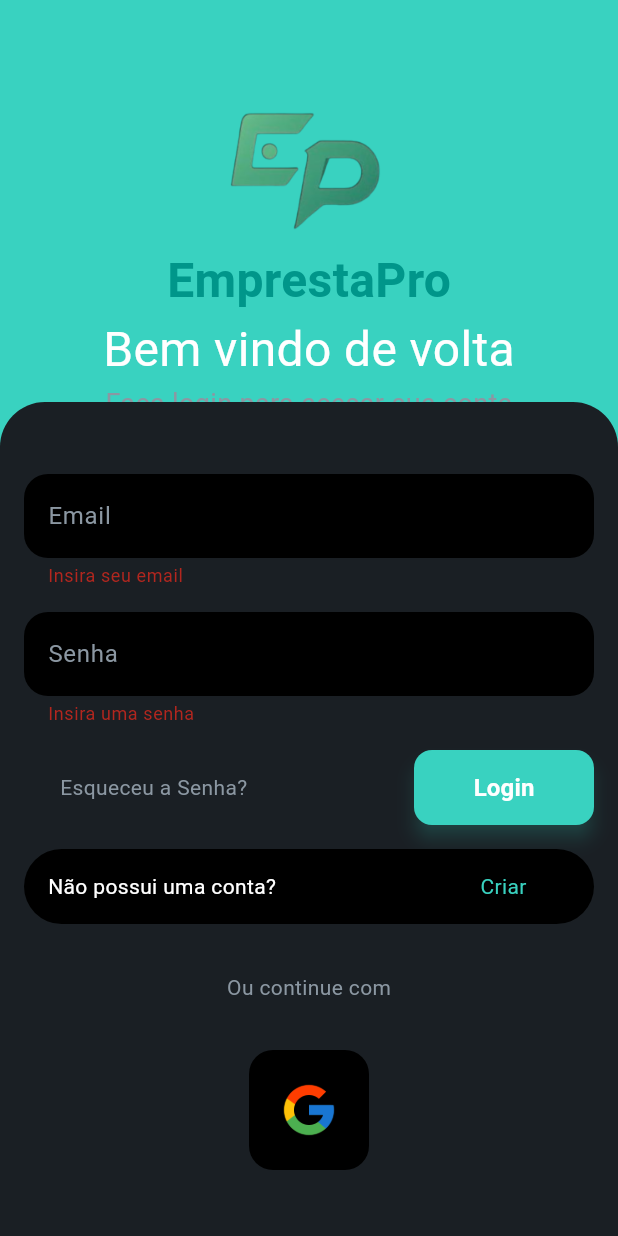
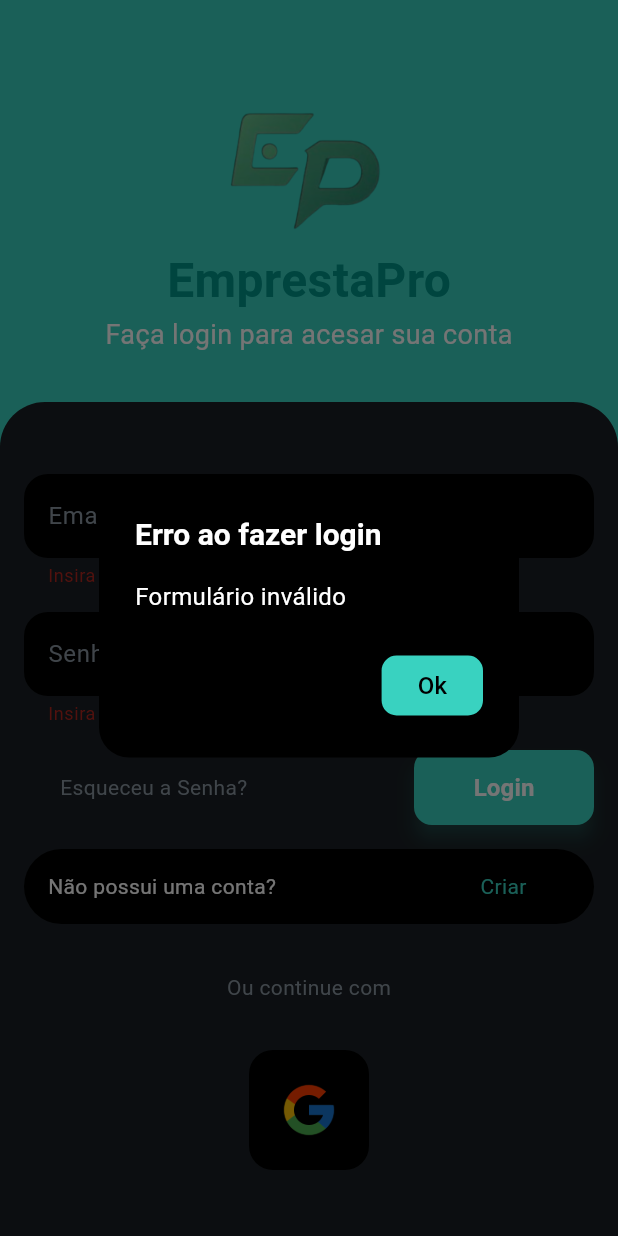
Before and after one commit to zergiocunha/emprestapro, a Flutter app: the SignInPage screen opened by its route, after a tap on "Login", on a phone screen of 412 x 824 dp. Run offline on Flutter 3.47's test engine with Material 3 defaults, Android fonts, the phone set to English and light mode, and no system bars; our stand-ins replace auto_size_text, cached_network_image, cloud_firestore, firebase_auth, firebase_core, firebase_storage and 5 more; accounts and stored records are empty.

Commit message:
fix: handle failed login

```diff
--- /dev/null
+++ b/lib/common/constants/messages.dart
@@ -0,0 +1,10 @@
+class Messages {
+  Messages._();
+
+  static const Map<String, String> googleErrorMessages = {
+    'invalid-credential':
+        'O e-mail ou a senha estão incorretos. Verifique suas informações ou crie uma nova conta.',
+    'sign_in_failed':
+        'Falha ao fazer login com google. Tente novamente mais tarde.',
+  };
+}
--- a/lib/common/widgets/custom_popup.dart
+++ b/lib/common/widgets/custom_popup.dart
@@ -8,19 +8,26 @@ Future<void> popup({
   Color? buttonColor,
   Color? backgroundColor,
 }) async {
-  await showDialog(
+  await showGeneralDialog(
     context: context,
-    builder: (BuildContext context) {
-      return AlertDialog(
-        backgroundColor: backgroundColor ??
-            AppColors.secoundaryBackground, // Cor de fundo do AlertDialog
+    barrierDismissible: true,
+    barrierLabel: MaterialLocalizations.of(context).modalBarrierDismissLabel,
+    barrierColor: Colors.black54,
+    transitionDuration: const Duration(milliseconds: 300),
+    pageBuilder: (BuildContext context, Animation<double> animation,
+        Animation<double> secondaryAnimation) {
+      return Center(
+        child: Material(
+          color: Colors.transparent,
+          child: AlertDialog(
+            backgroundColor: backgroundColor ?? AppColors.secoundaryBackground,
             shape: RoundedRectangleBorder(
-          borderRadius: BorderRadius.circular(20), // Bordas arredondadas
+              borderRadius: BorderRadius.circular(20),
             ),
             title: Text(
               title,
               style: const TextStyle(
-            color: AppColors.primaryText, // Cor do texto do título
+                color: AppColors.primaryText,
                 fontSize: 20,
                 fontWeight: FontWeight.bold,
               ),
@@ -28,7 +35,7 @@ Future<void> popup({
             content: Text(
               message,
               style: const TextStyle(
-            color: AppColors.primaryText, // Cor do texto do conteúdo
+                color: AppColors.primaryText,
                 fontSize: 16,
               ),
             ),
@@ -38,20 +45,35 @@ Future<void> popup({
                   Navigator.of(context).pop();
                 },
                 style: ElevatedButton.styleFrom(
-              backgroundColor: buttonColor ?? AppColors.primaryGreen, // Cor do botão
+                  backgroundColor: buttonColor ?? AppColors.primaryGreen,
                   shape: RoundedRectangleBorder(
-                borderRadius: BorderRadius.circular(10), // Bordas do botão
+                    borderRadius: BorderRadius.circular(10),
                   ),
                 ),
                 child: const Text(
                   'Ok',
                   style: TextStyle(
-                color: AppColors.secoundaryBackground, // Cor do texto do botão
+                    color: AppColors.secoundaryBackground,
                     fontSize: 16,
                   ),
                 ),
               ),
             ],
+          ),
+        ),
+      );
+    },
+    transitionBuilder: (context, animation, secondaryAnimation, child) {
+      var scaleAnimation = Tween<double>(begin: 0.8, end: 1.0).animate(
+        CurvedAnimation(
+          parent: animation,
+          curve: Curves.easeOutBack,
+        ),
+      );
+
+      return ScaleTransition(
+        scale: scaleAnimation,
+        child: child,
       );
     },
   );
--- a/lib/common/widgets/custom_toogle.dart
+++ b/lib/common/widgets/custom_toogle.dart
@@ -1,3 +1,5 @@
+// ignore_for_file: library_private_types_in_public_api
+
 import 'package:emprestapro/common/constants/app_collors.dart';
 import 'package:flutter/material.dart';
 
@@ -9,13 +11,13 @@ class CustomToggle extends StatefulWidget {
   final Color colorOff;
 
   const CustomToggle({
-    Key? key,
+    super.key,
     this.initialValue = false,
     required this.onChanged,
     required this.description,
     this.colorOn = AppColors.primaryGreen,
     this.colorOff = AppColors.primaryRed,
-  }) : super(key: key);
+  });
 
   @override
   _CustomToggleState createState() => _CustomToggleState();
--- a/lib/pages/loan/add_loan_page.dart
+++ b/lib/pages/loan/add_loan_page.dart
@@ -173,6 +173,9 @@ class _AddLoanPageState extends State<AddLoanPage> with CustomModalSheetMixin {
                       isEditing: false,
                     ),
                   );
+
+                  if (newConsumer == null) return;
+
                   await _consumerController.insert(newConsumer: newConsumer!);
                   _loanController.consumersList.add(newConsumer);
                   setState(() {
--- a/lib/pages/sign_in/sign_in_page.dart
+++ b/lib/pages/sign_in/sign_in_page.dart
@@ -4,7 +4,10 @@ import 'package:emprestapro/common/constants/app_collors.dart';
 import 'package:emprestapro/common/constants/routes.dart';
 import 'package:emprestapro/common/utils/validator.dart';
 import 'package:emprestapro/common/widgets/custom_elevated_button.dart';
+import 'package:emprestapro/common/widgets/custom_modal_bottom_sheet.dart';
+import 'package:emprestapro/common/widgets/custom_progress_indicator.dart';
 import 'package:emprestapro/common/widgets/custom_text_form_field.dart';
+import 'package:emprestapro/common/widgets/custom_popup.dart';
 import 'package:emprestapro/common/widgets/square_tile.dart';
 import 'package:emprestapro/pages/sign_in/sign_in_controller.dart';
 import 'package:emprestapro/pages/sign_in/sign_in_state.dart';
@@ -18,7 +21,7 @@ class SignInPage extends StatefulWidget {
   State<SignInPage> createState() => _SignInPageState();
 }
 
-class _SignInPageState extends State<SignInPage> {
+class _SignInPageState extends State<SignInPage> with CustomModalSheetMixin {
   final _formKey = GlobalKey<FormState>();
   final _emailController = TextEditingController();
   final _passwordController = TextEditingController();
@@ -44,32 +47,36 @@ class _SignInPageState extends State<SignInPage> {
     switch (state.runtimeType) {
       case SignInLoadingState:
         showDialog(
+          barrierColor: AppColors.secoundaryBackground.withOpacity(0.01),
           context: context,
-          builder: (context) => const CircularProgressIndicator(),
+          builder: (context) => const CustomProgressIndicator(),
         );
         break;
       case SignInSuccessState:
         break;
       case SignInErrorState:
-        //!TODO: DEFINIR TRATATIVA
-        // Navigator.pop(context);
+        Navigator.pop(context);
         break;
     }
   }
 
-  validateAndSignIn() async {
-    final valid =
-        _formKey.currentState != null && _formKey.currentState!.validate();
-    if (valid) {
+  Future<String?> validateAndSignIn() async {
+    try {
+      final valid =
+          _formKey.currentState != null && _formKey.currentState!.validate();
+
+      if (!valid) {
+        return "Formulário inválido";
+      }
+
       await _signInController.signIn(
         email: _emailController.text,
         password: _passwordController.text,
       );
 
-      Navigator.popAndPushNamed(
-        context,
-        NamedRoute.home,
-      );
+      return "";
+    } on Exception catch (e) {
+      return e.toString();
     }
   }
 
@@ -109,21 +116,15 @@ class _SignInPageState extends State<SignInPage> {
                     ),
                   ),
                   const Text(
-                    'Bem vindo de volta',
+                    'Faça login para acesar sua conta',
                     style:
-                        TextStyle(color: AppColors.primaryText, fontSize: 32),
-                  ),
-                  const Text(
-                    'Faça login para acesar sua conta',
-                    style: TextStyle(
-                        color: AppColors.secoundaryText, fontSize: 18),
+                        TextStyle(color: AppColors.primaryText, fontSize: 18),
                   ),
                 ],
               ),
             ),
           ),
           Positioned(
-            // top: 300,
             bottom: -20,
             left: 0,
             right: 0,
@@ -176,7 +177,24 @@ class _SignInPageState extends State<SignInPage> {
                             ),
                             CustomElevatedButton(
                               label: 'Login',
-                              onPressed: () async => await validateAndSignIn(),
+                              onPressed: () async {
+                                final result = await validateAndSignIn();
+                                if (result!.isEmpty) {
+                                  Navigator.popAndPushNamed(
+                                    context,
+                                    NamedRoute.home,
+                                  );
+                                } else {
+                                  await popup(
+                                    context: context,
+                                    title: 'Erro ao fazer login',
+                                    message: result,
+                                    buttonColor: AppColors.primaryGreen,
+                                    backgroundColor:
+                                        AppColors.secoundaryBackground,
+                                  );
+                                }
+                              },
                             )
                           ],
                         ),
@@ -227,14 +245,27 @@ class _SignInPageState extends State<SignInPage> {
                       ),
                       const SizedBox(height: 32),
                       SquareTile(
-                          imagePath: 'assets/images/google_logo.png',
-                          onTap: () async {
-                            await _signInController.signInWithGoogle();
+                        imagePath: 'assets/images/google_logo.png',
+                        onTap: () async {
+                          final result =
+                              await _signInController.signInWithGoogle();
+
+                          if (result!.isEmpty) {
                             Navigator.popAndPushNamed(
                               context,
                               NamedRoute.home,
                             );
-                          }),
+                          } else {
+                            await popup(
+                              context: context,
+                              title: 'Erro ao fazer login com Google',
+                              message: result,
+                              buttonColor: AppColors.primaryGreen,
+                              backgroundColor: AppColors.secoundaryBackground,
+                            );
+                          }
+                        },
+                      ),
                     ],
                   ),
                 ),
```
Also changed, not shown: lib/common/widgets/custom_progress_indicator.dart (added, +79 -0 lines), lib/pages/profile/profile_page.dart (+6 -6 lines), lib/pages/sign_in/sign_in_controller.dart (+12 -1 lines), lib/pages/transaction/add_transaction_page.dart (+4 -4 lines). Lines whose indentation alone changed are shown as unchanged.
